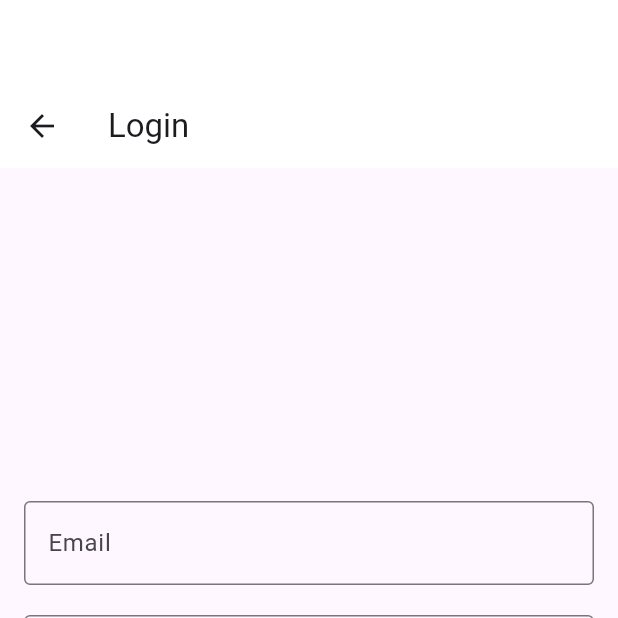
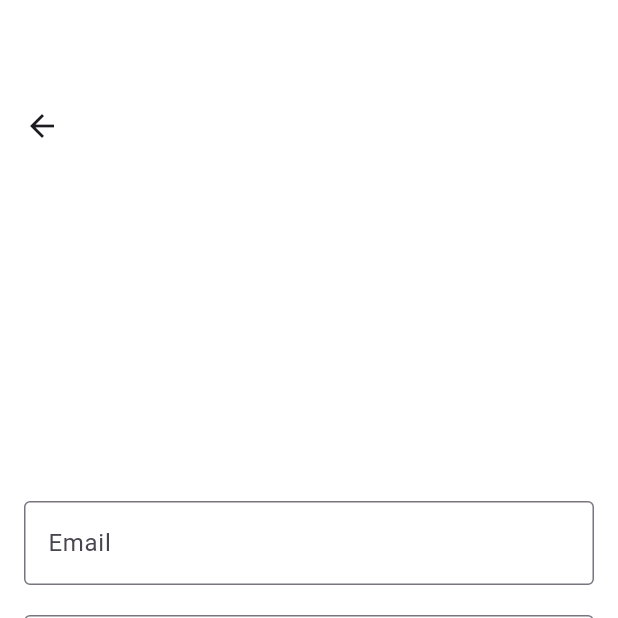
Before and after one commit to nitheeshts96/Flutter_App, a Flutter app: the screen it shows after launch, after a tap on "Explore More", on a phone screen of 412 x 824 dp, the top half of it. Run offline on Flutter 3.47's test engine with Material 3 defaults, Android fonts, the phone set to English and light mode, and no system bars.

Commit message:
Updated Login Page

```diff
--- a/lib/pages/login_page.dart
+++ b/lib/pages/login_page.dart
@@ -33,12 +33,22 @@ class _LoginScreenState extends State<LoginScreen> {
   @override
   Widget build(BuildContext context) {
     return Scaffold(
+        backgroundColor: Colors.white,
         appBar: AppBar(
           backgroundColor: Colors.white,
-        title: const Text('Login'),
+          leading: BackButton(
+            onPressed: () {
+              print('Back button pressed!');
+              Navigator.pop(context);
+            },
+          ),
         ),
         body: Center(
+          child: Container(
+              color: Color(0xffffffff),
               child: SingleChildScrollView(
+                child: Container(
+                  color: Color(0xffffffff),
                   // For scrollability on smaller screens
                   padding: const EdgeInsets.all(16.0),
                   child: Form(
@@ -92,7 +102,7 @@ class _LoginScreenState extends State<LoginScreen> {
                     ),
                   ),
                 ),
-      ),
-    );
+              )),
+        ));
   }
 }
```
Lines whose indentation alone changed are shown as unchanged.
